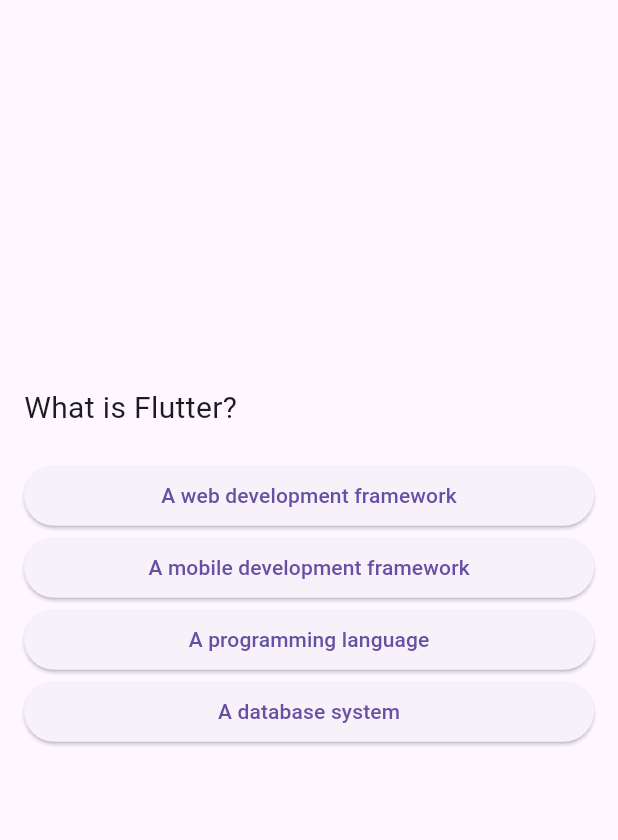
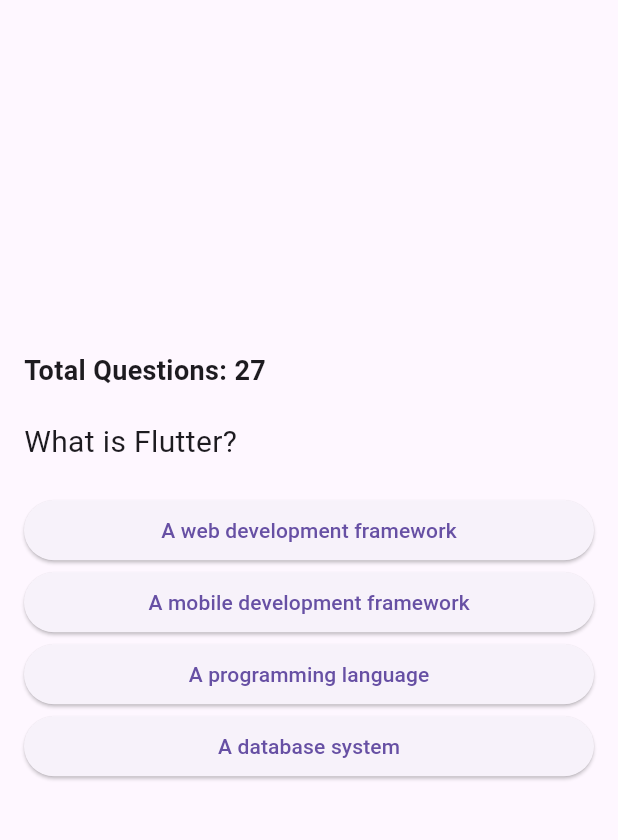
Before and after one commit to dajkagabi/flutter_quiz, a Flutter app: the screen it shows after launch, on a phone screen of 412 x 824 dp, the part 63-903 px from its top. Run offline on Flutter 3.47's test engine with Material 3 defaults, Android fonts, the phone set to English and light mode, and no system bars.

Commit message:
Kérdés számok

```diff
--- a/lib/main.dart
+++ b/lib/main.dart
@@ -81,13 +81,13 @@ class _QuizPageState extends State<QuizPage> {
           crossAxisAlignment: CrossAxisAlignment.stretch,
           children: [
             //Kérdések száma
-            /* Text(
+            Text(
               'Total Questions: $totalQuestions',
               style:
                   const TextStyle(fontSize: 18.0, fontWeight: FontWeight.bold),
             ),
             const SizedBox(height: 20),
-            */
+
             Text(
               currentQuestion['question'],
               style: const TextStyle(fontSize: 20.0),
```
